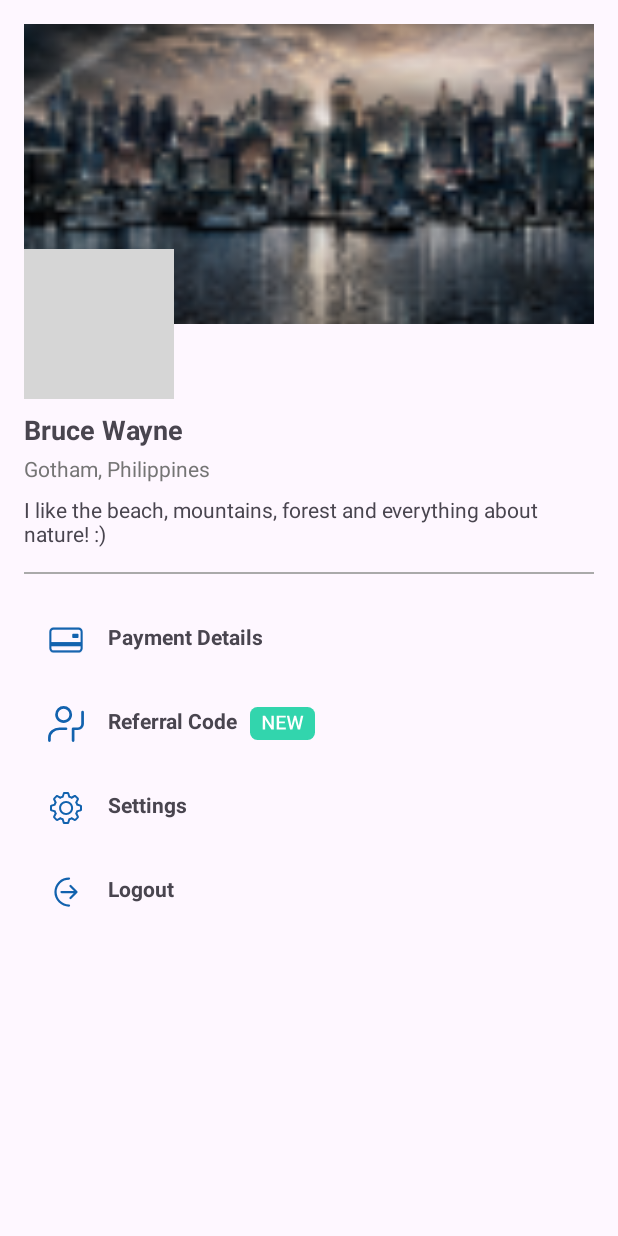
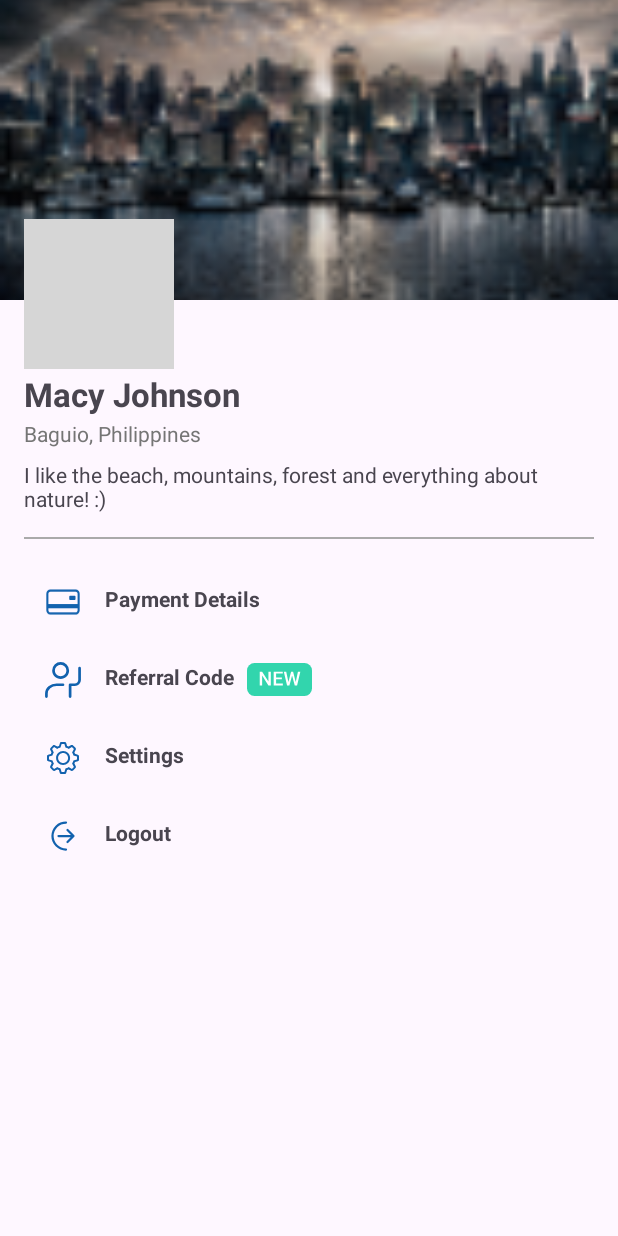
Before and after one commit to TomasMallo22/TP3FickleFlightGrupo3, an Android app: the fragment ProfileFragment shown on its own in the app's theme, on a phone screen of 412 x 824 dp. Run offline under Robolectric (Android 15) with nearby library versions, the phone set to English and light mode, and no system bars; our stand-ins replace data binding; grey boxes are pictures that could not be loaded.

Commit message:
fragment profile

```diff
--- a/app/src/main/res/layout/fragment_profile.xml
+++ b/app/src/main/res/layout/fragment_profile.xml
@@ -4,61 +4,71 @@
     xmlns:tools="http://schemas.android.com/tools">
 
     <data>
-
         <variable
             name="viewModel"
             type="com.example.tp3fickleflightgrupo3.ui.profile.ProfileViewModel" />
     </data>
 
-    <ScrollView
+    <androidx.coordinatorlayout.widget.CoordinatorLayout
         android:layout_width="match_parent"
         android:layout_height="match_parent"
-        android:padding="16dp"
         tools:context=".ui.profile.ProfileFragment">
+
+        <ImageView
+            android:id="@+id/profile_background"
+            android:layout_width="match_parent"
+            android:layout_height="200dp"
+            android:contentDescription="@string/profile_background"
+            android:scaleType="centerCrop"
+            android:src="@mipmap/ic_background_image" />
+
+        <ScrollView
+            android:layout_width="wrap_content"
+            android:layout_height="wrap_content"
+            android:layout_marginTop="130dp"
+            android:padding="16dp">
 
             <LinearLayout
                 android:layout_width="match_parent"
                 android:layout_height="wrap_content"
                 android:orientation="vertical">
 
-            <ImageView
-                android:layout_width="match_parent"
-                android:layout_height="200dp"
-                android:contentDescription="@string/profile_background"
-                android:scaleType="centerCrop"
-                android:src="@mipmap/ic_background_image" />
+                <FrameLayout
+                    android:layout_width="wrap_content"
+                    android:layout_height="wrap_content">
 
                     <ImageView
                         android:layout_width="100dp"
                         android:layout_height="100dp"
-                android:layout_gravity="center|start"
-                android:layout_marginTop="-50dp"
+                        android:layout_gravity="start"
                         android:background="@drawable/ic_profile_image_border"
+                        android:clipToOutline="true"
                         android:contentDescription="@string/profile_picture"
+                        android:scaleType="centerCrop"
                         android:src="@mipmap/ic_profile_image_round" />
-
+                </FrameLayout>
 
                 <TextView
                     android:layout_width="wrap_content"
                     android:layout_height="wrap_content"
-                android:layout_gravity="center|start"
-                android:layout_marginTop="8dp"
-                android:text="Bruce Wayne"
-                android:textSize="18sp"
+                    android:layout_gravity="start"
+                    android:layout_marginTop="2dp"
+                    android:text="Macy Johnson"
+                    android:textSize="22sp"
                     android:textStyle="bold" />
 
                 <TextView
                     android:layout_width="wrap_content"
                     android:layout_height="wrap_content"
-                android:layout_gravity="center|start"
-                android:layout_marginTop="4dp"
-                android:text="Gotham, Philippines"
+                    android:layout_gravity="start"
+                    android:layout_marginTop="2dp"
+                    android:text="Baguio, Philippines"
                     android:textColor="#757575" />
 
                 <TextView
                     android:layout_width="wrap_content"
                     android:layout_height="wrap_content"
-                android:layout_gravity="center|start"
+                    android:layout_gravity="center_horizontal"
                     android:layout_marginTop="8dp"
                     android:text="I like the beach, mountains, forest and everything about nature! :)"
                     android:textAlignment="textStart" />
@@ -66,23 +76,22 @@
                 <View
                     android:layout_width="match_parent"
                     android:layout_height="1dp"
-                android:background="@android:color/darker_gray"
-                android:layout_marginTop="16dp" />
+                    android:layout_marginTop="16dp"
+                    android:background="@android:color/darker_gray" />
 
                 <LinearLayout
                     android:layout_width="match_parent"
                     android:layout_height="wrap_content"
-                android:orientation="vertical"
-                android:layout_marginTop="16dp">
+                    android:layout_marginTop="16dp"
+                    android:orientation="vertical">
 
-                <!-- Payment Details -->
                     <LinearLayout
                         android:layout_width="match_parent"
                         android:layout_height="wrap_content"
+                        android:clickable="true"
+                        android:focusable="true"
                         android:orientation="horizontal"
-                    android:padding="16dp"
-                    android:clickable="true"
-                    android:focusable="true">
+                        android:padding="14dp">
 
                         <ImageView
                             android:layout_width="24dp"
@@ -97,14 +106,13 @@
                             android:textStyle="bold" />
                     </LinearLayout>
 
-                <!-- Referral Code -->
                     <LinearLayout
                         android:layout_width="match_parent"
                         android:layout_height="wrap_content"
+                        android:clickable="true"
+                        android:focusable="true"
                         android:orientation="horizontal"
-                    android:padding="16dp"
-                    android:clickable="true"
-                    android:focusable="true">
+                        android:padding="14dp">
 
                         <ImageView
                             android:layout_width="24dp"
@@ -121,25 +129,24 @@
                         <TextView
                             android:layout_width="wrap_content"
                             android:layout_height="wrap_content"
+                            android:layout_gravity="center_vertical"
                             android:layout_marginStart="8dp"
-                        android:text="NEW"
-                        android:textColor="@color/color_accent"
                             android:background="@drawable/ic_profile_referral_label"
                             android:paddingStart="4dp"
                             android:paddingEnd="4dp"
+                            android:text="NEW"
+                            android:textColor="@color/color_accent"
                             android:textSize="12sp"
-                        android:textStyle="bold"
-                        android:layout_gravity="center_vertical" />
+                            android:textStyle="bold" />
                     </LinearLayout>
 
-                <!-- Settings -->
                     <LinearLayout
                         android:layout_width="match_parent"
                         android:layout_height="wrap_content"
+                        android:clickable="true"
+                        android:focusable="true"
                         android:orientation="horizontal"
-                    android:padding="16dp"
-                    android:clickable="true"
-                    android:focusable="true">
+                        android:padding="14dp">
 
                         <ImageView
                             android:layout_width="24dp"
@@ -154,14 +161,13 @@
                             android:textStyle="bold" />
                     </LinearLayout>
 
-                <!-- Logout -->
                     <LinearLayout
                         android:layout_width="match_parent"
                         android:layout_height="wrap_content"
+                        android:clickable="true"
+                        android:focusable="true"
                         android:orientation="horizontal"
-                    android:padding="16dp"
-                    android:clickable="true"
-                    android:focusable="true">
+                        android:padding="14dp">
 
                         <ImageView
                             android:layout_width="24dp"
@@ -178,4 +184,5 @@
                 </LinearLayout>
             </LinearLayout>
         </ScrollView>
+    </androidx.coordinatorlayout.widget.CoordinatorLayout>
 </layout>
```
Lines whose indentation alone changed are shown as unchanged.
